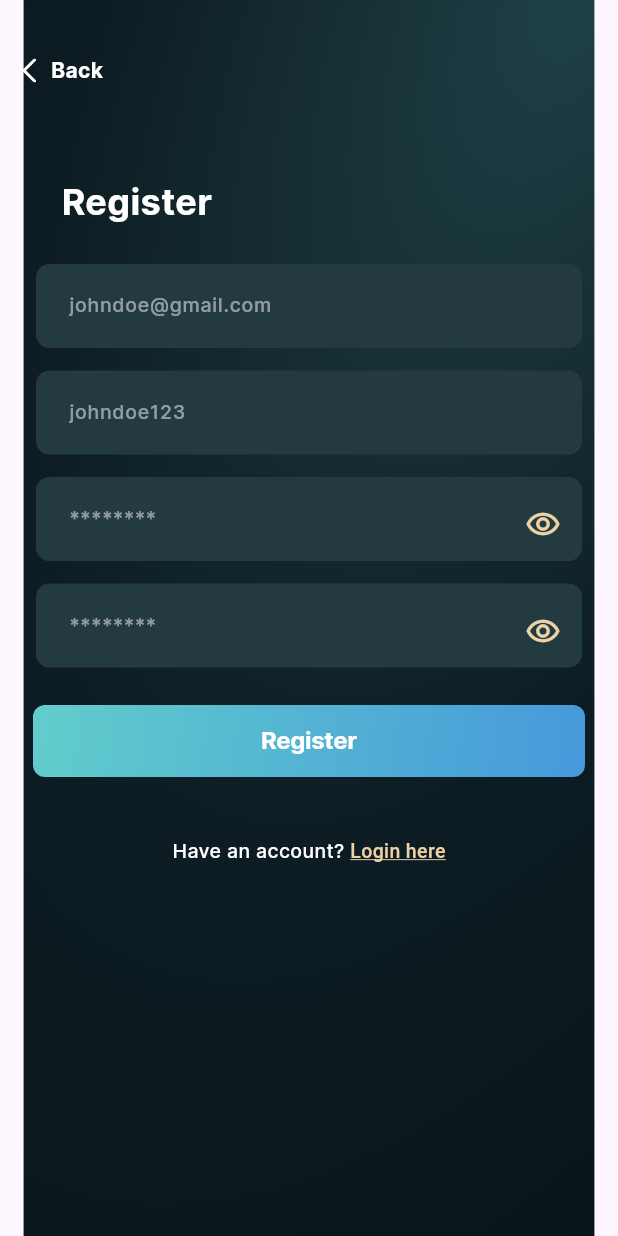
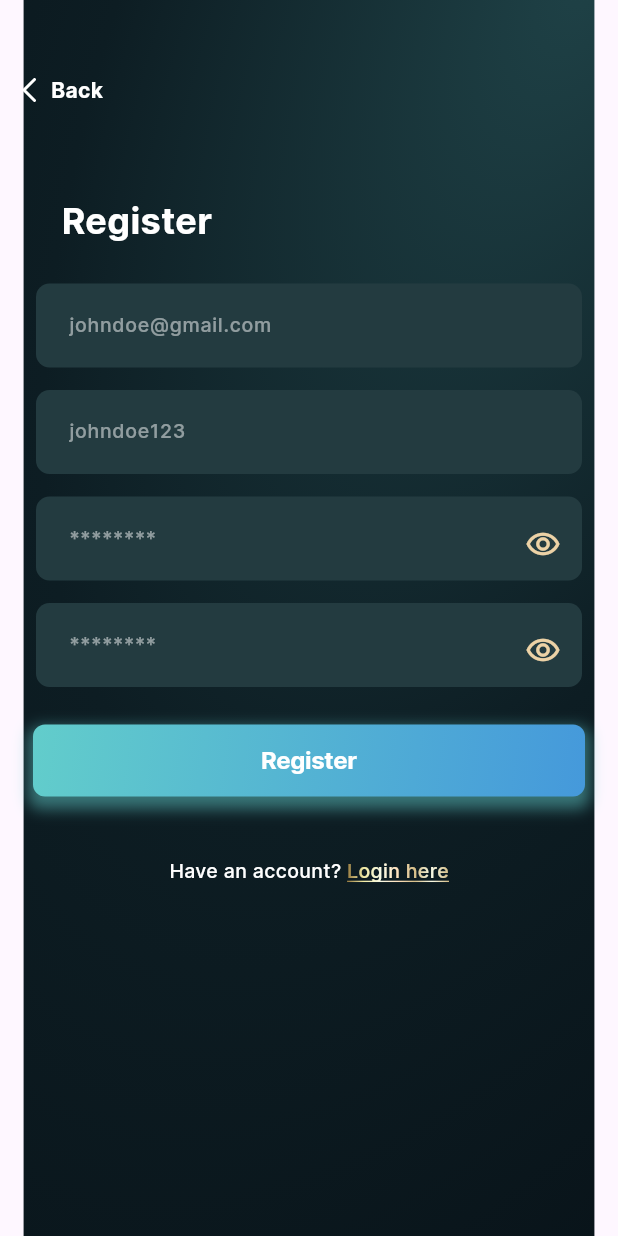
Before and after one commit to 3bdsyd/YouApp, a Flutter app: the RegisterScreen screen opened by its route, on a phone screen of 412 x 824 dp. Run offline on Flutter 3.47's test engine with Material 3 defaults, Android fonts, the phone set to English and light mode, and no system bars; our stand-ins replace auto_route, bloc, dartz, dio, flutter_bloc, flutter_svg and 2 more; accounts and stored records are empty.

Commit message:
finish logic auth

```diff
--- a/lib/core/router/app_router.dart
+++ b/lib/core/router/app_router.dart
@@ -6,9 +6,9 @@ class AppRouter extends $AppRouter {
   @override
   List<AutoRoute> get routes => [
         AutoRoute(page: YouApp.page),
-        AutoRoute(page: LoginRoute.page),
+        AutoRoute(page: LoginRoute.page, initial: true),
         AutoRoute(page: RegisterRoute.page),
-        AutoRoute(page: ProfileRoute.page, initial: true),
+        AutoRoute(page: ProfileRoute.page),
         AutoRoute(page: InterestRoute.page),
       ];
 }
--- a/lib/core/utils/constant/app_regular_expressions.dart
+++ b/lib/core/utils/constant/app_regular_expressions.dart
@@ -2,7 +2,7 @@ class AppRegularExpressions {
   static const String emailRegExp =
       r"^[a-z0-9!#$%&'*+\=?^_`{|}~-]+(?:\.[a-z0-9!#$%&'*+\=?^_`{|}~-]+)*@(?:[a-z0-9](?:[a-z0-9-]*[a-z0-9])?\.)+[a-z0-9](?:[a-z0-9-]*[a-z0-9])?$";
   static const String usernameRegExp =
-      r"^(?=[a-zA-Z0-9._]{8,20}$)(?!.*[_.]{2})[^_.].*[^_.]$";
+      r"^(?=[a-zA-Z0-9._]{3,20}$)(?!.*[_.]{2})[^_.].*[^_.]$";
   static const String passwordRegExp =
       r"^(?=.*[A-Za-z])(?=.*\d)(?=.*[@$!%*#?&])[A-Za-z\d@$!%*#?&]{8,}$";
 }
--- a/lib/features/auth/presentation/views/widgets/login_body.dart
+++ b/lib/features/auth/presentation/views/widgets/login_body.dart
@@ -14,7 +14,7 @@ class LoginBodyWidget extends StatelessWidget {
     return SingleChildScrollView(
       child: Column(
         children: [
-          const SizedBox(height: 37),
+          const SizedBox(height: 50),
           const CustomAppBarWidget(),
           const SizedBox(height: 60),
           const Padding(
--- a/lib/features/auth/presentation/views/widgets/register_body.dart
+++ b/lib/features/auth/presentation/views/widgets/register_body.dart
@@ -14,7 +14,7 @@ class RegisterBodyWidget extends StatelessWidget {
     return SingleChildScrollView(
       child: Column(
         children: [
-          const SizedBox(height: 37),
+          const SizedBox(height: 50),
           const CustomAppBarWidget(),
           const SizedBox(height: 60),
           const Padding(
--- a/lib/features/auth/presentation/views/widgets/register_button_login.dart
+++ b/lib/features/auth/presentation/views/widgets/register_button_login.dart
@@ -1,32 +1,31 @@
 import 'package:auto_route/auto_route.dart';
 import 'package:flutter/material.dart';
-import 'package:you_app/core/gen/colors.gen.dart';
 import 'package:you_app/core/router/app_router.gr.dart';
 import 'package:you_app/core/styles/text_styles.dart';
+import 'package:you_app/shared/widgets/custom_gradient_text.dart';
 
 class RegisterButtonLoginWidget extends StatelessWidget {
   const RegisterButtonLoginWidget({super.key});
 
   @override
   Widget build(BuildContext context) {
-    return InkWell(
-      onTap: () => context.router.push(const LoginRoute()),
-      child: Text.rich(
-        TextSpan(
-          text: 'Have an account? ',
-          children: [
-            TextSpan(
-              text: 'Login here',
-              style: TextStyles.style13.copyWith(
-                color: ColorName.gold,
-                decoration: TextDecoration.underline,
-                decorationColor: ColorName.gold,
-              ),
+    return Row(
+      mainAxisAlignment: MainAxisAlignment.center,
+      children: [
+        const Text(
+          'Have an account? ',
+          style: TextStyles.style13,
+        ),
+        InkWell(
+          onTap: () => context.router.push(const LoginRoute()),
+          child: CustomGradientTextWidget(
+            text: 'Login here',
+            style: TextStyles.style13.copyWith(
+              decoration: TextDecoration.underline,
             ),
-          ],
+          ),
         ),
-        style: TextStyles.style13,
-      ),
+      ],
     );
   }
 }
--- a/lib/features/profile/presentation/view/screens/interest.dart
+++ b/lib/features/profile/presentation/view/screens/interest.dart
@@ -1,6 +1,5 @@
 import 'package:auto_route/auto_route.dart';
 import 'package:flutter/material.dart';
-import 'package:you_app/core/styles/text_styles.dart';
 import 'package:you_app/features/profile/presentation/view/widgets/interest_body.dart';
 import 'package:you_app/shared/widgets/custom_image_background.dart';
 
--- a/lib/features/profile/presentation/view/widgets/interest_title.dart
+++ b/lib/features/profile/presentation/view/widgets/interest_title.dart
@@ -1,6 +1,6 @@
 import 'package:flutter/material.dart';
 import 'package:you_app/core/styles/text_styles.dart';
-import 'package:you_app/shared/widgets/cutom_gradient_text.dart';
+import 'package:you_app/shared/widgets/custom_gradient_text.dart';
 
 class InterestTitleWidget extends StatelessWidget {
   const InterestTitleWidget({super.key});
--- a/lib/features/profile/presentation/view/widgets/profile_about_forms.dart
+++ b/lib/features/profile/presentation/view/widgets/profile_about_forms.dart
@@ -1,8 +1,5 @@
 import 'package:flutter/material.dart';
-import 'package:you_app/core/gen/colors.gen.dart';
-import 'package:you_app/core/styles/text_styles.dart';
 import 'package:you_app/features/profile/presentation/view/widgets/profile_custom_row_form.dart';
-import 'package:you_app/features/profile/presentation/view/widgets/profile_dropdown.dart';
 import 'package:you_app/features/profile/presentation/view/widgets/profile_row_dropdown.dart';
 
 class ProfileAboutFormsWidget extends StatelessWidget {
--- a/lib/features/profile/presentation/view/widgets/profile_top_card.dart
+++ b/lib/features/profile/presentation/view/widgets/profile_top_card.dart
@@ -1,5 +1,4 @@
 import 'package:flutter/material.dart';
-import 'package:you_app/core/gen/assets.gen.dart';
 import 'package:you_app/core/styles/text_styles.dart';
 
 class ProfileTopCardWidget extends StatelessWidget {
--- a/lib/shared/widgets/custom_button.dart
+++ b/lib/shared/widgets/custom_button.dart
@@ -14,12 +14,20 @@ class CustomButtonWidget extends StatelessWidget {
   @override
   Widget build(BuildContext context) {
     return InkWell(
-      onTap:  onTap,
+      onTap: onTap,
       child: Container(
         alignment: Alignment.center,
         height: 48,
         width: double.infinity,
         decoration: BoxDecoration(
+          boxShadow: [
+            BoxShadow(
+              color: ColorName.downy.withOpacity(.5),
+              blurRadius: 8,
+              spreadRadius: 3,
+              offset: const Offset(0, 5),
+            ),
+          ],
           borderRadius: BorderRadius.circular(8),
           gradient: const LinearGradient(
             begin: Alignment.topLeft,
```
Also changed, not shown: lib/features/auth/presentation/manger/login_cubit/login_cubit.dart (+9 -5 lines), lib/features/auth/presentation/views/widgets/login_button_register.dart (+16 -17 lines), lib/shared/widgets/custom_gradient_text.dart (renamed from lib/shared/widgets/cutom_gradient_text.dart).
